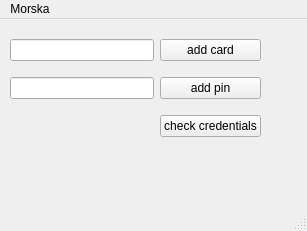
Qt form frontend/login/mainwindow.ui (JnsRdnp/ATM-Simulator) before a commit.
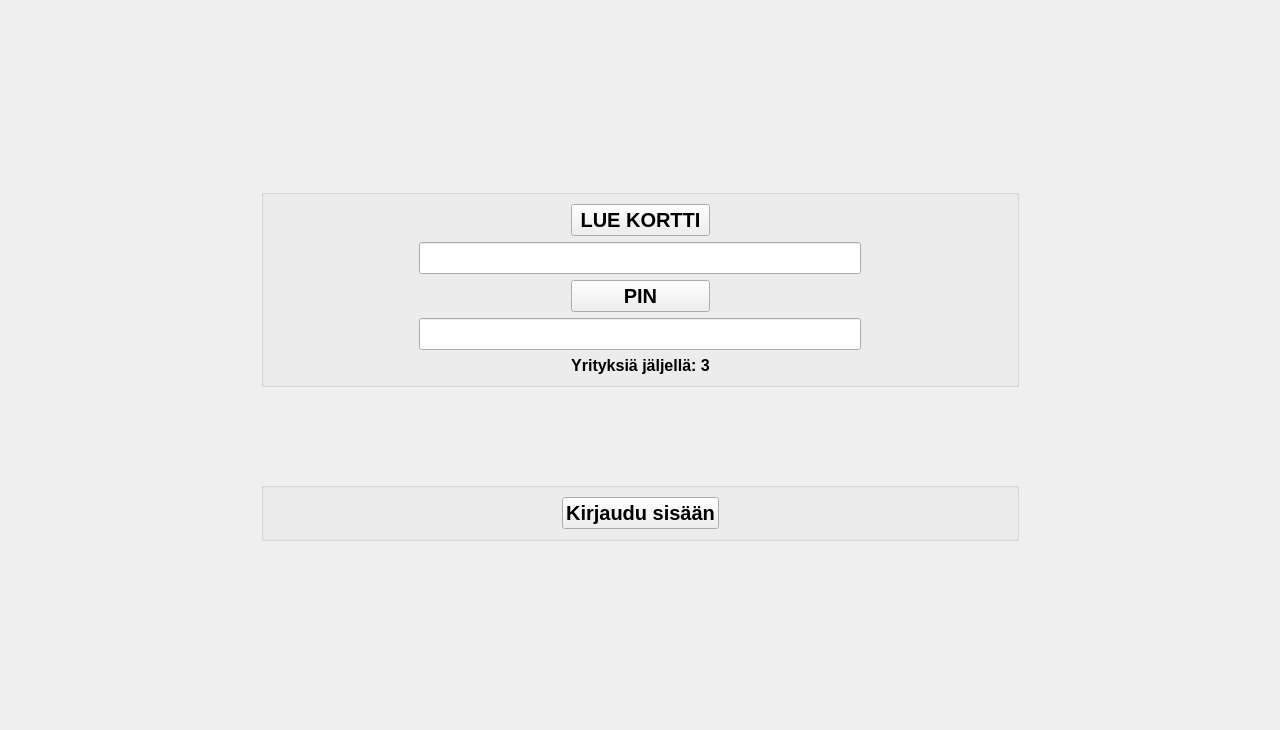
The same form after that commit.

The edit to the form file:
```diff
--- a/frontend/login/mainwindow.ui
+++ b/frontend/login/mainwindow.ui
@@ -6,89 +6,322 @@
    <rect>
     <x>0</x>
     <y>0</y>
-    <width>307</width>
-    <height>231</height>
+    <width>1280</width>
+    <height>730</height>
    </rect>
   </property>
   <property name="windowTitle">
    <string>MainWindow</string>
   </property>
   <widget class="QWidget" name="centralwidget">
-   <widget class="QWidget" name="gridLayoutWidget">
-    <property name="geometry">
-     <rect>
-      <x>10</x>
-      <y>10</y>
-      <width>251</width>
-      <height>121</height>
-     </rect>
-    </property>
-    <layout class="QGridLayout" name="gridLayout">
-     <item row="0" column="0">
-      <widget class="QLineEdit" name="textCard">
-       <property name="readOnly">
-        <bool>false</bool>
-       </property>
-      </widget>
-     </item>
-     <item row="1" column="2">
-      <widget class="QPushButton" name="pushButton">
-       <property name="text">
-        <string>add pin</string>
-       </property>
-      </widget>
-     </item>
-     <item row="3" column="2">
-      <widget class="QPushButton" name="btnCredentials">
-       <property name="text">
-        <string>check credentials</string>
-       </property>
-      </widget>
-     </item>
-     <item row="0" column="2">
-      <widget class="QPushButton" name="CardButton">
-       <property name="text">
-        <string>add card</string>
-       </property>
-      </widget>
-     </item>
-     <item row="1" column="0">
-      <widget class="QLineEdit" name="textPin">
-       <property name="echoMode">
-        <enum>QLineEdit::Password</enum>
-       </property>
-       <property name="readOnly">
-        <bool>true</bool>
-       </property>
-      </widget>
-     </item>
-     <item row="3" column="0">
-      <widget class="QLabel" name="textAttempts">
-       <property name="text">
-        <string/>
-       </property>
-      </widget>
-     </item>
-    </layout>
-   </widget>
+   <layout class="QGridLayout" name="gridLayout_3" rowstretch="2,2,1,0,0,2" columnstretch="1,3,1">
+    <item row="1" column="2">
+     <spacer name="horizontalSpacer_2">
+      <property name="orientation">
+       <enum>Qt::Horizontal</enum>
+      </property>
+      <property name="sizeHint" stdset="0">
+       <size>
+        <width>40</width>
+        <height>20</height>
+       </size>
+      </property>
+     </spacer>
+    </item>
+    <item row="3" column="1">
+     <widget class="QGroupBox" name="groupBox_2">
+      <property name="font">
+       <font>
+        <pointsize>15</pointsize>
+       </font>
+      </property>
+      <property name="title">
+       <string/>
+      </property>
+      <layout class="QGridLayout" name="gridLayout">
+       <item row="0" column="0">
+        <spacer name="horizontalSpacer_7">
+         <property name="orientation">
+          <enum>Qt::Horizontal</enum>
+         </property>
+         <property name="sizeHint" stdset="0">
+          <size>
+           <width>40</width>
+           <height>20</height>
+          </size>
+         </property>
+        </spacer>
+       </item>
+       <item row="0" column="1">
+        <widget class="QPushButton" name="btnCredentials">
+         <property name="font">
+          <font>
+           <pointsize>15</pointsize>
+           <bold>true</bold>
+          </font>
+         </property>
+         <property name="text">
+          <string>Kirjaudu sisään</string>
+         </property>
+        </widget>
+       </item>
+       <item row="0" column="2">
+        <spacer name="horizontalSpacer_8">
+         <property name="orientation">
+          <enum>Qt::Horizontal</enum>
+         </property>
+         <property name="sizeHint" stdset="0">
+          <size>
+           <width>40</width>
+           <height>20</height>
+          </size>
+         </property>
+        </spacer>
+       </item>
+      </layout>
+     </widget>
+    </item>
+    <item row="3" column="2">
+     <spacer name="horizontalSpacer_4">
+      <property name="orientation">
+       <enum>Qt::Horizontal</enum>
+      </property>
+      <property name="sizeHint" stdset="0">
+       <size>
+        <width>40</width>
+        <height>20</height>
+       </size>
+      </property>
+     </spacer>
+    </item>
+    <item row="3" column="0">
+     <spacer name="horizontalSpacer_3">
+      <property name="orientation">
+       <enum>Qt::Horizontal</enum>
+      </property>
+      <property name="sizeHint" stdset="0">
+       <size>
+        <width>40</width>
+        <height>20</height>
+       </size>
+      </property>
+     </spacer>
+    </item>
+    <item row="1" column="0">
+     <spacer name="horizontalSpacer">
+      <property name="orientation">
+       <enum>Qt::Horizontal</enum>
+      </property>
+      <property name="sizeHint" stdset="0">
+       <size>
+        <width>40</width>
+        <height>20</height>
+       </size>
+      </property>
+     </spacer>
+    </item>
+    <item row="2" column="1">
+     <spacer name="verticalSpacer_4">
+      <property name="orientation">
+       <enum>Qt::Vertical</enum>
+      </property>
+      <property name="sizeHint" stdset="0">
+       <size>
+        <width>20</width>
+        <height>40</height>
+       </size>
+      </property>
+     </spacer>
+    </item>
+    <item row="0" column="1">
+     <spacer name="verticalSpacer">
+      <property name="orientation">
+       <enum>Qt::Vertical</enum>
+      </property>
+      <property name="sizeHint" stdset="0">
+       <size>
+        <width>20</width>
+        <height>40</height>
+       </size>
+      </property>
+     </spacer>
+    </item>
+    <item row="1" column="1">
+     <widget class="QGroupBox" name="groupBox">
+      <property name="font">
+       <font>
+        <pointsize>15</pointsize>
+        <bold>true</bold>
+       </font>
+      </property>
+      <property name="title">
+       <string/>
+      </property>
+      <property name="alignment">
+       <set>Qt::AlignCenter</set>
+      </property>
+      <property name="flat">
+       <bool>false</bool>
+      </property>
+      <property name="checkable">
+       <bool>false</bool>
+      </property>
+      <layout class="QGridLayout" name="gridLayout_2" rowstretch="0,0,0,0,0,0" columnstretch="0,0,0,0,0">
+       <item row="0" column="3">
+        <spacer name="horizontalSpacer_6">
+         <property name="orientation">
+          <enum>Qt::Horizontal</enum>
+         </property>
+         <property name="sizeHint" stdset="0">
+          <size>
+           <width>40</width>
+           <height>20</height>
+          </size>
+         </property>
+        </spacer>
+       </item>
+       <item row="0" column="1">
+        <spacer name="horizontalSpacer_5">
+         <property name="orientation">
+          <enum>Qt::Horizontal</enum>
+         </property>
+         <property name="sizeHint" stdset="0">
+          <size>
+           <width>40</width>
+           <height>20</height>
+          </size>
+         </property>
+        </spacer>
+       </item>
+       <item row="0" column="0">
+        <spacer name="horizontalSpacer_9">
+         <property name="orientation">
+          <enum>Qt::Horizontal</enum>
+         </property>
+         <property name="sizeHint" stdset="0">
+          <size>
+           <width>40</width>
+           <height>20</height>
+          </size>
+         </property>
+        </spacer>
+       </item>
+       <item row="4" column="1" colspan="3">
+        <widget class="QLineEdit" name="textPin">
+         <property name="echoMode">
+          <enum>QLineEdit::Password</enum>
+         </property>
+         <property name="alignment">
+          <set>Qt::AlignCenter</set>
+         </property>
+         <property name="readOnly">
+          <bool>true</bool>
+         </property>
+        </widget>
+       </item>
+       <item row="5" column="2">
+        <widget class="QLabel" name="textAttempts">
+         <property name="font">
+          <font>
+           <pointsize>12</pointsize>
+           <bold>true</bold>
+          </font>
+         </property>
+         <property name="text">
+          <string>Yrityksiä jäljellä: 3</string>
+         </property>
+         <property name="alignment">
+          <set>Qt::AlignCenter</set>
+         </property>
+        </widget>
+       </item>
+       <item row="3" column="2">
+        <widget class="QPushButton" name="pushButton">
+         <property name="font">
+          <font>
+           <pointsize>15</pointsize>
+           <bold>true</bold>
+          </font>
+         </property>
+         <property name="text">
+          <string>PIN</string>
+         </property>
+        </widget>
+       </item>
+       <item row="1" column="1" colspan="3">
+        <widget class="QLineEdit" name="textCard">
+         <property name="alignment">
+          <set>Qt::AlignCenter</set>
+         </property>
+         <property name="readOnly">
+          <bool>false</bool>
+         </property>
+        </widget>
+       </item>
+       <item row="0" column="4">
+        <spacer name="horizontalSpacer_10">
+         <property name="orientation">
+          <enum>Qt::Horizontal</enum>
+         </property>
+         <property name="sizeHint" stdset="0">
+          <size>
+           <width>40</width>
+           <height>20</height>
+          </size>
+         </property>
+        </spacer>
+       </item>
+       <item row="2" column="1">
+        <spacer name="verticalSpacer_2">
+         <property name="orientation">
+          <enum>Qt::Vertical</enum>
+         </property>
+         <property name="sizeHint" stdset="0">
+          <size>
+           <width>20</width>
+           <height>40</height>
+          </size>
+         </property>
+        </spacer>
+       </item>
+       <item row="2" column="2">
+        <spacer name="verticalSpacer_5">
+         <property name="orientation">
+          <enum>Qt::Vertical</enum>
+         </property>
+         <property name="sizeHint" stdset="0">
+          <size>
+           <width>20</width>
+           <height>40</height>
+          </size>
+         </property>
+        </spacer>
+       </item>
+       <item row="0" column="2">
+        <widget class="QPushButton" name="cardButtonNotCursed">
+         <property name="text">
+          <string>LUE KORTTI</string>
+         </property>
+        </widget>
+       </item>
+      </layout>
+     </widget>
+    </item>
+    <item row="5" column="1">
+     <spacer name="verticalSpacer_3">
+      <property name="orientation">
+       <enum>Qt::Vertical</enum>
+      </property>
+      <property name="sizeHint" stdset="0">
+       <size>
+        <width>20</width>
+        <height>40</height>
+       </size>
+      </property>
+     </spacer>
+    </item>
+   </layout>
   </widget>
-  <widget class="QMenuBar" name="menubar">
-   <property name="geometry">
-    <rect>
-     <x>0</x>
-     <y>0</y>
-     <width>307</width>
-     <height>21</height>
-    </rect>
-   </property>
-   <widget class="QMenu" name="menuMorska">
-    <property name="title">
-     <string>Morska</string>
-    </property>
-   </widget>
-   <addaction name="menuMorska"/>
-  </widget>
-  <widget class="QStatusBar" name="statusbar"/>
  </widget>
  <resources/>
  <connections/>
```
